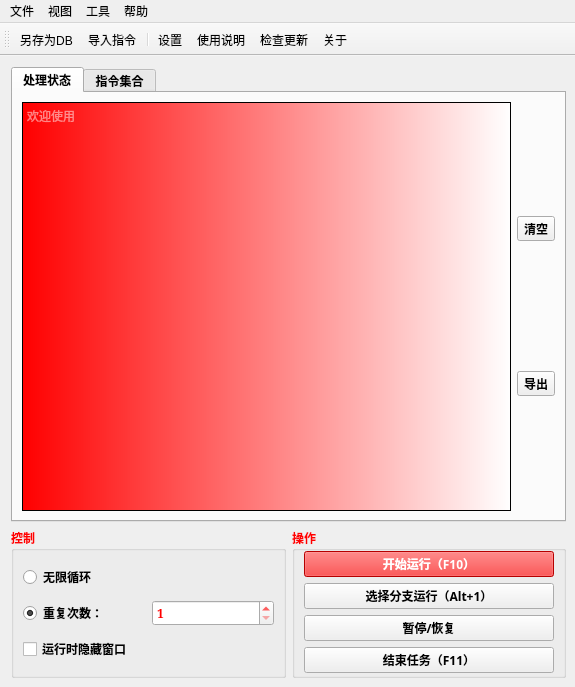
Before: the Qt Designer form 窗体/mainwindow.ui in FsterThanLight/automatic_clicker_2, drawn with Qt 5.
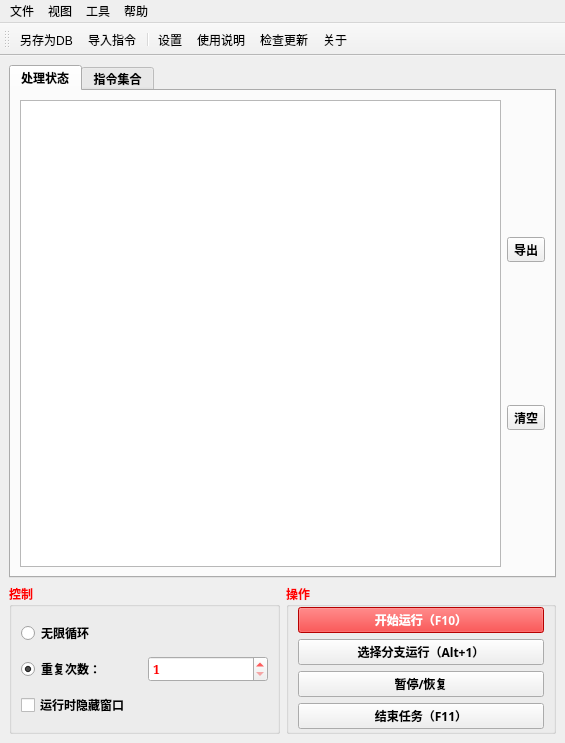
After: the same form once the commit is applied. The open tabs and pages were chosen to show the change. Icons and pictures are not drawn.

Patch:
```diff
--- a/窗体/mainwindow.ui
+++ b/窗体/mainwindow.ui
@@ -6,8 +6,8 @@
    <rect>
     <x>0</x>
     <y>0</y>
-    <width>575</width>
-    <height>687</height>
+    <width>565</width>
+    <height>743</height>
    </rect>
   </property>
   <property name="font">
@@ -26,413 +26,8 @@
    <string notr="true"/>
   </property>
   <widget class="QWidget" name="centralwidget">
-   <layout class="QGridLayout" name="gridLayout_4" rowstretch="1,0,0,0,0,0">
-    <property name="leftMargin">
-     <number>11</number>
-    </property>
-    <property name="topMargin">
-     <number>11</number>
-    </property>
-    <item row="5" column="1">
-     <widget class="QGroupBox" name="groupBox_4">
-      <property name="palette">
-       <palette>
-        <active>
-         <colorrole role="WindowText">
-          <brush brushstyle="SolidPattern">
-           <color alpha="255">
-            <red>255</red>
-            <green>0</green>
-            <blue>0</blue>
-           </color>
-          </brush>
-         </colorrole>
-        </active>
-        <inactive>
-         <colorrole role="WindowText">
-          <brush brushstyle="SolidPattern">
-           <color alpha="255">
-            <red>255</red>
-            <green>0</green>
-            <blue>0</blue>
-           </color>
-          </brush>
-         </colorrole>
-        </inactive>
-        <disabled>
-         <colorrole role="WindowText">
-          <brush brushstyle="SolidPattern">
-           <color alpha="255">
-            <red>120</red>
-            <green>120</green>
-            <blue>120</blue>
-           </color>
-          </brush>
-         </colorrole>
-        </disabled>
-       </palette>
-      </property>
-      <property name="font">
-       <font>
-        <family>微软雅黑</family>
-        <weight>75</weight>
-        <bold>true</bold>
-       </font>
-      </property>
-      <property name="styleSheet">
-       <string notr="true"/>
-      </property>
-      <property name="title">
-       <string>操作</string>
-      </property>
-      <layout class="QGridLayout" name="gridLayout_3" rowstretch="0,0,0,0">
-       <property name="leftMargin">
-        <number>9</number>
-       </property>
-       <property name="topMargin">
-        <number>0</number>
-       </property>
-       <property name="rightMargin">
-        <number>9</number>
-       </property>
-       <property name="bottomMargin">
-        <number>2</number>
-       </property>
-       <property name="horizontalSpacing">
-        <number>6</number>
-       </property>
-       <item row="0" column="0" colspan="2">
-        <widget class="QPushButton" name="pushButton_5">
-         <property name="font">
-          <font>
-           <family>微软雅黑</family>
-           <weight>75</weight>
-           <bold>true</bold>
-          </font>
-         </property>
-         <property name="styleSheet">
-          <string notr="true">background-color: rgb(255, 0, 0);
-color: rgb(255, 255, 255);</string>
-         </property>
-         <property name="text">
-          <string>开始运行（F10）</string>
-         </property>
-        </widget>
-       </item>
-       <item row="3" column="0" colspan="2">
-        <widget class="QPushButton" name="pushButton_6">
-         <property name="font">
-          <font>
-           <family>微软雅黑</family>
-           <weight>75</weight>
-           <bold>true</bold>
-          </font>
-         </property>
-         <property name="text">
-          <string>结束任务（F11）</string>
-         </property>
-        </widget>
-       </item>
-       <item row="2" column="0" colspan="2">
-        <widget class="QPushButton" name="pushButton_7">
-         <property name="font">
-          <font>
-           <family>微软雅黑</family>
-           <weight>75</weight>
-           <bold>true</bold>
-          </font>
-         </property>
-         <property name="text">
-          <string>暂停/恢复</string>
-         </property>
-        </widget>
-       </item>
-       <item row="1" column="0" colspan="2">
-        <widget class="QPushButton" name="pushButton_4">
-         <property name="text">
-          <string>选择分支运行（Alt+1）</string>
-         </property>
-        </widget>
-       </item>
-      </layout>
-     </widget>
-    </item>
-    <item row="5" column="0">
-     <widget class="QGroupBox" name="groupBox_3">
-      <property name="palette">
-       <palette>
-        <active>
-         <colorrole role="WindowText">
-          <brush brushstyle="SolidPattern">
-           <color alpha="255">
-            <red>255</red>
-            <green>0</green>
-            <blue>0</blue>
-           </color>
-          </brush>
-         </colorrole>
-        </active>
-        <inactive>
-         <colorrole role="WindowText">
-          <brush brushstyle="SolidPattern">
-           <color alpha="255">
-            <red>255</red>
-            <green>0</green>
-            <blue>0</blue>
-           </color>
-          </brush>
-         </colorrole>
-        </inactive>
-        <disabled>
-         <colorrole role="WindowText">
-          <brush brushstyle="SolidPattern">
-           <color alpha="255">
-            <red>120</red>
-            <green>120</green>
-            <blue>120</blue>
-           </color>
-          </brush>
-         </colorrole>
-        </disabled>
-       </palette>
-      </property>
-      <property name="font">
-       <font>
-        <family>微软雅黑</family>
-        <weight>75</weight>
-        <bold>true</bold>
-       </font>
-      </property>
-      <property name="title">
-       <string>控制</string>
-      </property>
-      <layout class="QGridLayout" name="gridLayout_2">
-       <item row="1" column="0">
-        <widget class="QRadioButton" name="radioButton_2">
-         <property name="enabled">
-          <bool>true</bool>
-         </property>
-         <property name="palette">
-          <palette>
-           <active>
-            <colorrole role="WindowText">
-             <brush brushstyle="SolidPattern">
-              <color alpha="255">
-               <red>0</red>
-               <green>0</green>
-               <blue>0</blue>
-              </color>
-             </brush>
-            </colorrole>
-           </active>
-           <inactive>
-            <colorrole role="WindowText">
-             <brush brushstyle="SolidPattern">
-              <color alpha="255">
-               <red>0</red>
-               <green>0</green>
-               <blue>0</blue>
-              </color>
-             </brush>
-            </colorrole>
-           </inactive>
-           <disabled>
-            <colorrole role="WindowText">
-             <brush brushstyle="SolidPattern">
-              <color alpha="255">
-               <red>120</red>
-               <green>120</green>
-               <blue>120</blue>
-              </color>
-             </brush>
-            </colorrole>
-           </disabled>
-          </palette>
-         </property>
-         <property name="text">
-          <string>重复次数：</string>
-         </property>
-         <property name="checked">
-          <bool>true</bool>
-         </property>
-        </widget>
-       </item>
-       <item row="0" column="0">
-        <widget class="QRadioButton" name="radioButton">
-         <property name="palette">
-          <palette>
-           <active>
-            <colorrole role="WindowText">
-             <brush brushstyle="SolidPattern">
-              <color alpha="255">
-               <red>0</red>
-               <green>0</green>
-               <blue>0</blue>
-              </color>
-             </brush>
-            </colorrole>
-           </active>
-           <inactive>
-            <colorrole role="WindowText">
-             <brush brushstyle="SolidPattern">
-              <color alpha="255">
-               <red>0</red>
-               <green>0</green>
-               <blue>0</blue>
-              </color>
-             </brush>
-            </colorrole>
-           </inactive>
-           <disabled>
-            <colorrole role="WindowText">
-             <brush brushstyle="SolidPattern">
-              <color alpha="255">
-               <red>120</red>
-               <green>120</green>
-               <blue>120</blue>
-              </color>
-             </brush>
-            </colorrole>
-           </disabled>
-          </palette>
-         </property>
-         <property name="text">
-          <string>无限循环</string>
-         </property>
-        </widget>
-       </item>
-       <item row="1" column="1">
-        <widget class="QSpinBox" name="spinBox">
-         <property name="palette">
-          <palette>
-           <active>
-            <colorrole role="Text">
-             <brush brushstyle="SolidPattern">
-              <color alpha="255">
-               <red>255</red>
-               <green>0</green>
-               <blue>0</blue>
-              </color>
-             </brush>
-            </colorrole>
-            <colorrole role="PlaceholderText">
-             <brush brushstyle="SolidPattern">
-              <color alpha="128">
-               <red>255</red>
-               <green>0</green>
-               <blue>0</blue>
-              </color>
-             </brush>
-            </colorrole>
-           </active>
-           <inactive>
-            <colorrole role="Text">
-             <brush brushstyle="SolidPattern">
-              <color alpha="255">
-               <red>255</red>
-               <green>0</green>
-               <blue>0</blue>
-              </color>
-             </brush>
-            </colorrole>
-            <colorrole role="PlaceholderText">
-             <brush brushstyle="SolidPattern">
-              <color alpha="128">
-               <red>255</red>
-               <green>0</green>
-               <blue>0</blue>
-              </color>
-             </brush>
-            </colorrole>
-           </inactive>
-           <disabled>
-            <colorrole role="Text">
-             <brush brushstyle="SolidPattern">
-              <color alpha="255">
-               <red>120</red>
-               <green>120</green>
-               <blue>120</blue>
-              </color>
-             </brush>
-            </colorrole>
-            <colorrole role="PlaceholderText">
-             <brush brushstyle="SolidPattern">
-              <color alpha="128">
-               <red>0</red>
-               <green>0</green>
-               <blue>0</blue>
-              </color>
-             </brush>
-            </colorrole>
-           </disabled>
-          </palette>
-         </property>
-         <property name="font">
-          <font>
-           <family>SimSun</family>
-           <weight>75</weight>
-           <bold>true</bold>
-          </font>
-         </property>
-         <property name="minimum">
-          <number>1</number>
-         </property>
-         <property name="maximum">
-          <number>9999</number>
-         </property>
-         <property name="displayIntegerBase">
-          <number>10</number>
-         </property>
-        </widget>
-       </item>
-       <item row="2" column="0">
-        <widget class="QCheckBox" name="checkBox_2">
-         <property name="palette">
-          <palette>
-           <active>
-            <colorrole role="WindowText">
-             <brush brushstyle="SolidPattern">
-              <color alpha="255">
-               <red>0</red>
-               <green>0</green>
-               <blue>0</blue>
-              </color>
-             </brush>
-            </colorrole>
-           </active>
-           <inactive>
-            <colorrole role="WindowText">
-             <brush brushstyle="SolidPattern">
-              <color alpha="255">
-               <red>0</red>
-               <green>0</green>
-               <blue>0</blue>
-              </color>
-             </brush>
-            </colorrole>
-           </inactive>
-           <disabled>
-            <colorrole role="WindowText">
-             <brush brushstyle="SolidPattern">
-              <color alpha="255">
-               <red>120</red>
-               <green>120</green>
-               <blue>120</blue>
-              </color>
-             </brush>
-            </colorrole>
-           </disabled>
-          </palette>
-         </property>
-         <property name="text">
-          <string>运行时隐藏窗口</string>
-         </property>
-        </widget>
-       </item>
-      </layout>
-     </widget>
-    </item>
-    <item row="0" column="0" rowspan="5" colspan="2">
+   <layout class="QGridLayout" name="gridLayout_4">
+    <item row="0" column="0" colspan="2">
      <widget class="QTabWidget" name="tabWidget">
       <property name="palette">
        <palette>
@@ -521,303 +116,72 @@
        <attribute name="title">
         <string>处理状态</string>
        </attribute>
-       <layout class="QVBoxLayout" name="verticalLayout_5">
+       <layout class="QHBoxLayout" name="horizontalLayout">
         <item>
-         <layout class="QHBoxLayout" name="horizontalLayout">
+         <widget class="QPlainTextEdit" name="plainTextEdit"/>
+        </item>
+        <item>
+         <layout class="QVBoxLayout" name="verticalLayout">
           <item>
-           <widget class="QPlainTextEdit" name="plainTextEdit">
-            <property name="sizePolicy">
-             <sizepolicy hsizetype="Expanding" vsizetype="Expanding">
-              <horstretch>0</horstretch>
-              <verstretch>0</verstretch>
-             </sizepolicy>
+           <spacer name="verticalSpacer">
+            <property name="orientation">
+             <enum>Qt::Vertical</enum>
             </property>
-            <property name="maximumSize">
+            <property name="sizeHint" stdset="0">
              <size>
-              <width>16777215</width>
-              <height>700</height>
+              <width>20</width>
+              <height>40</height>
              </size>
             </property>
-            <property name="palette">
-             <palette>
-              <active>
-               <colorrole role="Button">
-                <brush brushstyle="LinearGradientPattern">
-                 <gradient startx="0.000000000000000" starty="0.000000000000000" endx="1.000000000000000" endy="0.000000000000000" type="LinearGradient" spread="PadSpread" coordinatemode="ObjectBoundingMode">
-                  <gradientstop position="0.000000000000000">
-                   <color alpha="255">
-                    <red>255</red>
-                    <green>0</green>
-                    <blue>0</blue>
-                   </color>
-                  </gradientstop>
-                  <gradientstop position="1.000000000000000">
-                   <color alpha="255">
-                    <red>255</red>
-                    <green>255</green>
-                    <blue>255</blue>
-                   </color>
-                  </gradientstop>
-                 </gradient>
-                </brush>
-               </colorrole>
-               <colorrole role="Text">
-                <brush brushstyle="SolidPattern">
-                 <color alpha="255">
-                  <red>255</red>
-                  <green>255</green>
-                  <blue>255</blue>
-                 </color>
-                </brush>
-               </colorrole>
-               <colorrole role="Base">
-                <brush brushstyle="LinearGradientPattern">
-                 <gradient startx="0.000000000000000" starty="0.000000000000000" endx="1.000000000000000" endy="0.000000000000000" type="LinearGradient" spread="PadSpread" coordinatemode="ObjectBoundingMode">
-                  <gradientstop position="0.000000000000000">
-                   <color alpha="255">
-                    <red>255</red>
-                    <green>0</green>
-                    <blue>0</blue>
-                   </color>
-                  </gradientstop>
-                  <gradientstop position="1.000000000000000">
-                   <color alpha="255">
-                    <red>255</red>
-                    <green>255</green>
-                    <blue>255</blue>
-                   </color>
-                  </gradientstop>
-                 </gradient>
-                </brush>
-               </colorrole>
-               <colorrole role="Window">
-                <brush brushstyle="LinearGradientPattern">
-                 <gradient startx="0.000000000000000" starty="0.000000000000000" endx="1.000000000000000" endy="0.000000000000000" type="LinearGradient" spread="PadSpread" coordinatemode="ObjectBoundingMode">
-                  <gradientstop position="0.000000000000000">
-                   <color alpha="255">
-                    <red>255</red>
-                    <green>0</green>
-                    <blue>0</blue>
-                   </color>
-                  </gradientstop>
-                  <gradientstop position="1.000000000000000">
-                   <color alpha="255">
-                    <red>255</red>
-                    <green>255</green>
-                    <blue>255</blue>
-                   </color>
-                  </gradientstop>
-                 </gradient>
-                </brush>
-               </colorrole>
-               <colorrole role="PlaceholderText">
-                <brush brushstyle="SolidPattern">
-                 <color alpha="128">
-                  <red>255</red>
-                  <green>255</green>
-                  <blue>255</blue>
-                 </color>
-                </brush>
-               </colorrole>
-              </active>
-              <inactive>
-               <colorrole role="Button">
-                <brush brushstyle="LinearGradientPattern">
-                 <gradient startx="0.000000000000000" starty="0.000000000000000" endx="1.000000000000000" endy="0.000000000000000" type="LinearGradient" spread="PadSpread" coordinatemode="ObjectBoundingMode">
-                  <gradientstop position="0.000000000000000">
-                   <color alpha="255">
-                    <red>255</red>
-                    <green>0</green>
-                    <blue>0</blue>
-                   </color>
-                  </gradientstop>
-                  <gradientstop position="1.000000000000000">
-                   <color alpha="255">
-                    <red>255</red>
-                    <green>255</green>
-                    <blue>255</blue>
-                   </color>
-                  </gradientstop>
-                 </gradient>
-                </brush>
-               </colorrole>
-               <colorrole role="Text">
-                <brush brushstyle="SolidPattern">
-                 <color alpha="255">
-                  <red>255</red>
-                  <green>255</green>
-                  <blue>255</blue>
-                 </color>
-                </brush>
-               </colorrole>
-               <colorrole role="Base">
-                <brush brushstyle="LinearGradientPattern">
-                 <gradient startx="0.000000000000000" starty="0.000000000000000" endx="1.000000000000000" endy="0.000000000000000" type="LinearGradient" spread="PadSpread" coordinatemode="ObjectBoundingMode">
-                  <gradientstop position="0.000000000000000">
-                   <color alpha="255">
-                    <red>255</red>
-                    <green>0</green>
-                    <blue>0</blue>
-                   </color>
-                  </gradientstop>
-                  <gradientstop position="1.000000000000000">
-                   <color alpha="255">
-                    <red>255</red>
-                    <green>255</green>
-                    <blue>255</blue>
-                   </color>
-                  </gradientstop>
-                 </gradient>
-                </brush>
-               </colorrole>
-               <colorrole role="Window">
-                <brush brushstyle="LinearGradientPattern">
-                 <gradient startx="0.000000000000000" starty="0.000000000000000" endx="1.000000000000000" endy="0.000000000000000" type="LinearGradient" spread="PadSpread" coordinatemode="ObjectBoundingMode">
-                  <gradientstop position="0.000000000000000">
-                   <color alpha="255">
-                    <red>255</red>
-                    <green>0</green>
-                    <blue>0</blue>
-                   </color>
-                  </gradientstop>
-                  <gradientstop position="1.000000000000000">
-                   <color alpha="255">
-                    <red>255</red>
-                    <green>255</green>
-                    <blue>255</blue>
-                   </color>
-                  </gradientstop>
-                 </gradient>
-                </brush>
-               </colorrole>
-               <colorrole role="PlaceholderText">
-                <brush brushstyle="SolidPattern">
-                 <color alpha="128">
-                  <red>255</red>
-                  <green>255</green>
-                  <blue>255</blue>
-                 </color>
-                </brush>
-               </colorrole>
-              </inactive>
-              <disabled>
-               <colorrole role="Button">
-                <brush brushstyle="LinearGradientPattern">
-                 <gradient startx="0.000000000000000" starty="0.000000000000000" endx="1.000000000000000" endy="0.000000000000000" type="LinearGradient" spread="PadSpread" coordinatemode="ObjectBoundingMode">
-                  <gradientstop position="0.000000000000000">
-                   <color alpha="255">
-                    <red>255</red>
-                    <green>0</green>
-                    <blue>0</blue>
-                   </color>
-                  </gradientstop>
-                  <gradientstop position="1.000000000000000">
-                   <color alpha="255">
-                    <red>255</red>
-                    <green>255</green>
-                    <blue>255</blue>
-                   </color>
-                  </gradientstop>
-                 </gradient>
-                </brush>
-               </colorrole>
-               <colorrole role="Text">
-                <brush brushstyle="SolidPattern">
-                 <color alpha="255">
-                  <red>120</red>
-                  <green>120</green>
-                  <blue>120</blue>
-                 </color>
-                </brush>
-               </colorrole>
-               <colorrole role="Base">
-                <brush brushstyle="LinearGradientPattern">
-                 <gradient startx="0.000000000000000" starty="0.000000000000000" endx="1.000000000000000" endy="0.000000000000000" type="LinearGradient" spread="PadSpread" coordinatemode="ObjectBoundingMode">
-                  <gradientstop position="0.000000000000000">
-                   <color alpha="255">
-                    <red>255</red>
-                    <green>0</green>
-                    <blue>0</blue>
-                   </color>
-                  </gradientstop>
-                  <gradientstop position="1.000000000000000">
-                   <color alpha="255">
-                    <red>255</red>
-                    <green>255</green>
-                    <blue>255</blue>
-                   </color>
-                  </gradientstop>
-                 </gradient>
-                </brush>
-               </colorrole>
-               <colorrole role="Window">
-                <brush brushstyle="LinearGradientPattern">
-                 <gradient startx="0.000000000000000" starty="0.000000000000000" endx="1.000000000000000" endy="0.000000000000000" type="LinearGradient" spread="PadSpread" coordinatemode="ObjectBoundingMode">
-                  <gradientstop position="0.000000000000000">
-                   <color alpha="255">
-                    <red>255</red>
-                    <green>0</green>
-                    <blue>0</blue>
-                   </color>
-                  </gradientstop>
-                  <gradientstop position="1.000000000000000">
-                   <color alpha="255">
-                    <red>255</red>
-                    <green>255</green>
-                    <blue>255</blue>
-                   </color>
-                  </gradientstop>
-                 </gradient>
-                </brush>
-               </colorrole>
-               <colorrole role="PlaceholderText">
-                <brush brushstyle="SolidPattern">
-                 <color alpha="128">
-                  <red>255</red>
-                  <green>255</green>
-                  <blue>255</blue>
-                 </color>
-                </brush>
-               </colorrole>
-              </disabled>
-             </palette>
+           </spacer>
+          </item>
+          <item>
+           <widget class="QToolButton" name="toolButton_8">
+            <property name="text">
+             <string>导出</string>
             </property>
-            <property name="styleSheet">
-             <string notr="true">background-color: qlineargradient(spread:pad, x1:0, y1:0, x2:1, y2:0, stop:0 rgba(255, 0, 0, 255), stop:1 rgba(255, 255, 255, 255));</string>
+            <property name="icon">
+             <iconset resource="../images.qrc">
+              <normaloff>:/按钮图标/窗体/res/导入指令.png</normaloff>:/按钮图标/窗体/res/导入指令.png</iconset>
             </property>
-            <property name="placeholderText">
-             <string>欢迎使用</string>
+           </widget>
+          </item>
+          <item>
+           <spacer name="verticalSpacer_3">
+            <property name="orientation">
+             <enum>Qt::Vertical</enum>
             </property>
+            <property name="sizeHint" stdset="0">
+             <size>
+              <width>20</width>
+              <height>40</height>
+             </size>
+            </property>
+           </spacer>
+          </item>
+          <item>
+           <widget class="QToolButton" name="toolButton_7">
+            <property name="text">
+             <string>清空</string>
+            </property>
+            <property name="icon">
+             <iconset resource="../images.qrc">
+              <normaloff>:/按钮图标/窗体/res/清除.png</normaloff>:/按钮图标/窗体/res/清除.png</iconset>
+            </property>
            </widget>
           </item>
           <item>
-           <layout class="QVBoxLayout" name="verticalLayout_2">
-            <property name="spacing">
-             <number>16</number>
+           <spacer name="verticalSpacer_2">
+            <property name="orientation">
+             <enum>Qt::Vertical</enum>
             </property>
-            <item>
-             <widget class="QToolButton" name="toolButton_7">
-              <property name="text">
-               <string>清空</string>
-              </property>
-              <property name="icon">
-               <iconset resource="../images.qrc">
-                <normaloff>:/按钮图标/窗体/res/清除.png</normaloff>:/按钮图标/窗体/res/清除.png</iconset>
-              </property>
-             </widget>
-            </item>
-            <item>
-             <widget class="QToolButton" name="toolButton_8">
-              <property name="text">
-               <string>导出</string>
-              </property>
-              <property name="icon">
-               <iconset resource="../images.qrc">
-                <normaloff>:/按钮图标/窗体/res/导入指令.png</normaloff>:/按钮图标/窗体/res/导入指令.png</iconset>
-              </property>
-             </widget>
-            </item>
-           </layout>
+            <property name="sizeHint" stdset="0">
+             <size>
+              <width>20</width>
+              <height>40</height>
+             </size>
+            </property>
+           </spacer>
           </item>
          </layout>
         </item>
@@ -1330,6 +694,405 @@
       </widget>
      </widget>
     </item>
+    <item row="1" column="0">
+     <widget class="QGroupBox" name="groupBox_3">
+      <property name="palette">
+       <palette>
+        <active>
+         <colorrole role="WindowText">
+          <brush brushstyle="SolidPattern">
+           <color alpha="255">
+            <red>255</red>
+            <green>0</green>
+            <blue>0</blue>
+           </color>
+          </brush>
+         </colorrole>
+        </active>
+        <inactive>
+         <colorrole role="WindowText">
+          <brush brushstyle="SolidPattern">
+           <color alpha="255">
+            <red>255</red>
+            <green>0</green>
+            <blue>0</blue>
+           </color>
+          </brush>
+         </colorrole>
+        </inactive>
+        <disabled>
+         <colorrole role="WindowText">
+          <brush brushstyle="SolidPattern">
+           <color alpha="255">
+            <red>120</red>
+            <green>120</green>
+            <blue>120</blue>
+           </color>
+          </brush>
+         </colorrole>
+        </disabled>
+       </palette>
+      </property>
+      <property name="font">
+       <font>
+        <family>微软雅黑</family>
+        <weight>75</weight>
+        <bold>true</bold>
+       </font>
+      </property>
+      <property name="title">
+       <string>控制</string>
+      </property>
+      <layout class="QGridLayout" name="gridLayout_2">
+       <item row="1" column="0">
+        <widget class="QRadioButton" name="radioButton_2">
+         <property name="enabled">
+          <bool>true</bool>
+         </property>
+         <property name="palette">
+          <palette>
+           <active>
+            <colorrole role="WindowText">
+             <brush brushstyle="SolidPattern">
+              <color alpha="255">
+               <red>0</red>
+               <green>0</green>
+               <blue>0</blue>
+              </color>
+             </brush>
+            </colorrole>
+           </active>
+           <inactive>
+            <colorrole role="WindowText">
+             <brush brushstyle="SolidPattern">
+              <color alpha="255">
+               <red>0</red>
+               <green>0</green>
+               <blue>0</blue>
+              </color>
+             </brush>
+            </colorrole>
+           </inactive>
+           <disabled>
+            <colorrole role="WindowText">
+             <brush brushstyle="SolidPattern">
+              <color alpha="255">
+               <red>120</red>
+               <green>120</green>
+               <blue>120</blue>
+              </color>
+             </brush>
+            </colorrole>
+           </disabled>
+          </palette>
+         </property>
+         <property name="text">
+          <string>重复次数：</string>
+         </property>
+         <property name="checked">
+          <bool>true</bool>
+         </property>
+        </widget>
+       </item>
+       <item row="0" column="0">
+        <widget class="QRadioButton" name="radioButton">
+         <property name="palette">
+          <palette>
+           <active>
+            <colorrole role="WindowText">
+             <brush brushstyle="SolidPattern">
+              <color alpha="255">
+               <red>0</red>
+               <green>0</green>
+               <blue>0</blue>
+              </color>
+             </brush>
+            </colorrole>
+           </active>
+           <inactive>
+            <colorrole role="WindowText">
+             <brush brushstyle="SolidPattern">
+              <color alpha="255">
+               <red>0</red>
+               <green>0</green>
+               <blue>0</blue>
+              </color>
+             </brush>
+            </colorrole>
+           </inactive>
+           <disabled>
+            <colorrole role="WindowText">
+             <brush brushstyle="SolidPattern">
+              <color alpha="255">
+               <red>120</red>
+               <green>120</green>
+               <blue>120</blue>
+              </color>
+             </brush>
+            </colorrole>
+           </disabled>
+          </palette>
+         </property>
+         <property name="text">
+          <string>无限循环</string>
+         </property>
+        </widget>
+       </item>
+       <item row="1" column="1">
+        <widget class="QSpinBox" name="spinBox">
+         <property name="palette">
+          <palette>
+           <active>
+            <colorrole role="Text">
+             <brush brushstyle="SolidPattern">
+              <color alpha="255">
+               <red>255</red>
+               <green>0</green>
+               <blue>0</blue>
+              </color>
+             </brush>
+            </colorrole>
+            <colorrole role="PlaceholderText">
+             <brush brushstyle="SolidPattern">
+              <color alpha="128">
+               <red>255</red>
+               <green>0</green>
+               <blue>0</blue>
+              </color>
+             </brush>
+            </colorrole>
+           </active>
+           <inactive>
+            <colorrole role="Text">
+             <brush brushstyle="SolidPattern">
+              <color alpha="255">
+               <red>255</red>
+               <green>0</green>
+               <blue>0</blue>
+              </color>
+             </brush>
+            </colorrole>
+            <colorrole role="PlaceholderText">
+             <brush brushstyle="SolidPattern">
+              <color alpha="128">
+               <red>255</red>
+               <green>0</green>
+               <blue>0</blue>
+              </color>
+             </brush>
+            </colorrole>
+           </inactive>
+           <disabled>
+            <colorrole role="Text">
+             <brush brushstyle="SolidPattern">
+              <color alpha="255">
+               <red>120</red>
+               <green>120</green>
+               <blue>120</blue>
+              </color>
+             </brush>
+            </colorrole>
+            <colorrole role="PlaceholderText">
+             <brush brushstyle="SolidPattern">
+              <color alpha="128">
+               <red>0</red>
+               <green>0</green>
+               <blue>0</blue>
+              </color>
+             </brush>
+            </colorrole>
+           </disabled>
+          </palette>
+         </property>
+         <property name="font">
+          <font>
+           <family>SimSun</family>
+           <weight>75</weight>
+           <bold>true</bold>
+          </font>
+         </property>
+         <property name="minimum">
+          <number>1</number>
+         </property>
+         <property name="maximum">
+          <number>9999</number>
+         </property>
+         <property name="displayIntegerBase">
+          <number>10</number>
+         </property>
+        </widget>
+       </item>
+       <item row="2" column="0">
+        <widget class="QCheckBox" name="checkBox_2">
+         <property name="palette">
+          <palette>
+           <active>
+            <colorrole role="WindowText">
+             <brush brushstyle="SolidPattern">
+              <color alpha="255">
+               <red>0</red>
+               <green>0</green>
+               <blue>0</blue>
+              </color>
+             </brush>
+            </colorrole>
+           </active>
+           <inactive>
+            <colorrole role="WindowText">
+             <brush brushstyle="SolidPattern">
+              <color alpha="255">
+               <red>0</red>
+               <green>0</green>
+               <blue>0</blue>
+              </color>
+             </brush>
+            </colorrole>
+           </inactive>
+           <disabled>
+            <colorrole role="WindowText">
+             <brush brushstyle="SolidPattern">
+              <color alpha="255">
+               <red>120</red>
+               <green>120</green>
+               <blue>120</blue>
+              </color>
+             </brush>
+            </colorrole>
+           </disabled>
+          </palette>
+         </property>
+         <property name="text">
+          <string>运行时隐藏窗口</string>
+         </property>
+        </widget>
+       </item>
+      </layout>
+     </widget>
+    </item>
+    <item row="1" column="1">
+     <widget class="QGroupBox" name="groupBox_4">
+      <property name="palette">
+       <palette>
+        <active>
+         <colorrole role="WindowText">
+          <brush brushstyle="SolidPattern">
+           <color alpha="255">
+            <red>255</red>
+            <green>0</green>
+            <blue>0</blue>
+           </color>
+          </brush>
+         </colorrole>
+        </active>
+        <inactive>
+         <colorrole role="WindowText">
+          <brush brushstyle="SolidPattern">
+           <color alpha="255">
+            <red>255</red>
+            <green>0</green>
+            <blue>0</blue>
+           </color>
+          </brush>
+         </colorrole>
+        </inactive>
+        <disabled>
+         <colorrole role="WindowText">
+          <brush brushstyle="SolidPattern">
+           <color alpha="255">
+            <red>120</red>
+            <green>120</green>
+            <blue>120</blue>
+           </color>
+          </brush>
+         </colorrole>
+        </disabled>
+       </palette>
+      </property>
+      <property name="font">
+       <font>
+        <family>微软雅黑</family>
+        <weight>75</weight>
+        <bold>true</bold>
+       </font>
+      </property>
+      <property name="styleSheet">
+       <string notr="true"/>
+      </property>
+      <property name="title">
+       <string>操作</string>
+      </property>
+      <layout class="QGridLayout" name="gridLayout_3" rowstretch="0,0,0,0">
+       <property name="leftMargin">
+        <number>9</number>
+       </property>
+       <property name="topMargin">
+        <number>0</number>
+       </property>
+       <property name="rightMargin">
+        <number>9</number>
+       </property>
+       <property name="bottomMargin">
+        <number>2</number>
+       </property>
+       <property name="horizontalSpacing">
+        <number>6</number>
+       </property>
+       <item row="0" column="0" colspan="2">
+        <widget class="QPushButton" name="pushButton_5">
+         <property name="font">
+          <font>
+           <family>微软雅黑</family>
+           <weight>75</weight>
+           <bold>true</bold>
+          </font>
+         </property>
+         <property name="styleSheet">
+          <string notr="true">background-color: rgb(255, 0, 0);
+color: rgb(255, 255, 255);</string>
+         </property>
+         <property name="text">
+          <string>开始运行（F10）</string>
+         </property>
+        </widget>
+       </item>
+       <item row="3" column="0" colspan="2">
+        <widget class="QPushButton" name="pushButton_6">
+         <property name="font">
+          <font>
+           <family>微软雅黑</family>
+           <weight>75</weight>
+           <bold>true</bold>
+          </font>
+         </property>
+         <property name="text">
+          <string>结束任务（F11）</string>
+         </property>
+        </widget>
+       </item>
+       <item row="2" column="0" colspan="2">
+        <widget class="QPushButton" name="pushButton_7">
+         <property name="font">
+          <font>
+           <family>微软雅黑</family>
+           <weight>75</weight>
+           <bold>true</bold>
+          </font>
+         </property>
+         <property name="text">
+          <string>暂停/恢复</string>
+         </property>
+        </widget>
+       </item>
+       <item row="1" column="0" colspan="2">
+        <widget class="QPushButton" name="pushButton_4">
+         <property name="text">
+          <string>选择分支运行（Alt+1）</string>
+         </property>
+        </widget>
+       </item>
+      </layout>
+     </widget>
+    </item>
    </layout>
   </widget>
   <widget class="QMenuBar" name="menubar">
@@ -1337,7 +1100,7 @@
     <rect>
      <x>0</x>
      <y>0</y>
-     <width>575</width>
+     <width>565</width>
      <height>26</height>
     </rect>
    </property>
```
Left out of the diff: 16 changed lines with no effect on the pictures.
